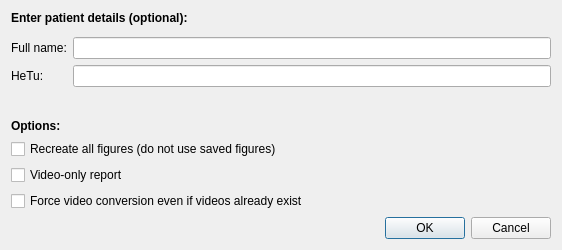
Old version of the form gaitutils/gui/web_report_info.ui in the repository NCH-Motion-Laboratory/gaitutils.
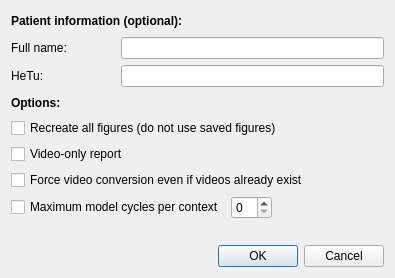
New version of the form.

Commit message: wip: max n_cycles option for web report

```diff
--- a/gaitutils/gui/web_report_info.ui
+++ b/gaitutils/gui/web_report_info.ui
@@ -6,8 +6,8 @@
    <rect>
     <x>0</x>
     <y>0</y>
-    <width>562</width>
-    <height>233</height>
+    <width>395</width>
+    <height>278</height>
    </rect>
   </property>
   <property name="windowTitle">
@@ -15,32 +15,29 @@
   </property>
   <layout class="QVBoxLayout" name="verticalLayout">
    <item>
-    <widget class="QLabel" name="label">
-     <property name="font">
-      <font>
-       <weight>75</weight>
-       <bold>true</bold>
-      </font>
-     </property>
-     <property name="text">
-      <string>Enter patient details (optional):</string>
-     </property>
-    </widget>
-   </item>
-   <item>
-    <layout class="QFormLayout" name="formLayout">
-     <item row="0" column="0">
-      <spacer name="verticalSpacer">
-       <property name="orientation">
-        <enum>Qt::Vertical</enum>
+    <layout class="QGridLayout" name="gridLayout">
+     <item row="7" column="2">
+      <widget class="QSpinBox" name="sbLimitCycles">
+       <property name="sizePolicy">
+        <sizepolicy hsizetype="Fixed" vsizetype="Fixed">
+         <horstretch>0</horstretch>
+         <verstretch>0</verstretch>
+        </sizepolicy>
        </property>
-       <property name="sizeHint" stdset="0">
-        <size>
-         <width>20</width>
-         <height>30</height>
-        </size>
+      </widget>
+     </item>
+     <item row="3" column="0" colspan="2">
+      <widget class="QLabel" name="label_9">
+       <property name="font">
+        <font>
+         <weight>75</weight>
+         <bold>true</bold>
+        </font>
        </property>
-      </spacer>
+       <property name="text">
+        <string>Options:</string>
+       </property>
+      </widget>
      </item>
      <item row="1" column="0">
       <widget class="QLabel" name="label_2">
@@ -49,8 +46,25 @@
        </property>
       </widget>
      </item>
-     <item row="1" column="1">
-      <widget class="QLineEdit" name="lnFullName"/>
+     <item row="0" column="0" colspan="2">
+      <widget class="QLabel" name="label">
+       <property name="font">
+        <font>
+         <weight>75</weight>
+         <bold>true</bold>
+        </font>
+       </property>
+       <property name="text">
+        <string>Patient information (optional):</string>
+       </property>
+      </widget>
+     </item>
+     <item row="7" column="0" colspan="2">
+      <widget class="QCheckBox" name="xbLimitCycles">
+       <property name="text">
+        <string>Maximum model cycles per context</string>
+       </property>
+      </widget>
      </item>
      <item row="2" column="0">
       <widget class="QLabel" name="label_3">
@@ -59,64 +73,63 @@
        </property>
       </widget>
      </item>
-     <item row="2" column="1">
+     <item row="1" column="1" colspan="3">
+      <widget class="QLineEdit" name="lnFullName"/>
+     </item>
+     <item row="2" column="1" colspan="3">
       <widget class="QLineEdit" name="lnHetu"/>
      </item>
-     <item row="3" column="0">
-      <spacer name="verticalSpacer_8">
+     <item row="4" column="0" colspan="4">
+      <widget class="QCheckBox" name="xbRecreatePlots">
+       <property name="text">
+        <string>Recreate all figures (do not use saved figures)</string>
+       </property>
+      </widget>
+     </item>
+     <item row="5" column="0" colspan="4">
+      <widget class="QCheckBox" name="xbVideoOnly">
+       <property name="text">
+        <string>Video-only report</string>
+       </property>
+      </widget>
+     </item>
+     <item row="6" column="0" colspan="4">
+      <widget class="QCheckBox" name="xbForceConvertVideos">
+       <property name="text">
+        <string>Force video conversion even if videos already exist</string>
+       </property>
+      </widget>
+     </item>
+     <item row="7" column="3">
+      <spacer name="horizontalSpacer">
        <property name="orientation">
-        <enum>Qt::Vertical</enum>
+        <enum>Qt::Horizontal</enum>
        </property>
        <property name="sizeHint" stdset="0">
         <size>
-         <width>20</width>
-         <height>30</height>
+         <width>40</width>
+         <height>20</height>
         </size>
        </property>
       </spacer>
      </item>
-     <item row="4" column="0">
-      <widget class="QLabel" name="label_6">
-       <property name="text">
-        <string/>
-       </property>
-      </widget>
-     </item>
     </layout>
    </item>
    <item>
-    <widget class="QLabel" name="label_9">
-     <property name="font">
-      <font>
-       <weight>75</weight>
-       <bold>true</bold>
-      </font>
+    <spacer name="verticalSpacer">
+     <property name="orientation">
+      <enum>Qt::Vertical</enum>
      </property>
-     <property name="text">
-      <string>Options:</string>
+     <property name="sizeType">
+      <enum>QSizePolicy::Fixed</enum>
      </property>
-    </widget>
-   </item>
-   <item>
-    <widget class="QCheckBox" name="xbRecreatePlots">
-     <property name="text">
-      <string>Recreate all figures (do not use saved figures)</string>
+     <property name="sizeHint" stdset="0">
+      <size>
+       <width>20</width>
+       <height>20</height>
+      </size>
      </property>
-    </widget>
-   </item>
-   <item>
-    <widget class="QCheckBox" name="xbVideoOnly">
-     <property name="text">
-      <string>Video-only report</string>
-     </property>
-    </widget>
-   </item>
-   <item>
-    <widget class="QCheckBox" name="xbForceConvertVideos">
-     <property name="text">
-      <string>Force video conversion even if videos already exist</string>
-     </property>
-    </widget>
+    </spacer>
    </item>
    <item>
     <widget class="QDialogButtonBox" name="buttonBox">
```
Left out of the diff: 37 changed lines with no effect on the pictures. The commit also changes 2 other files.
